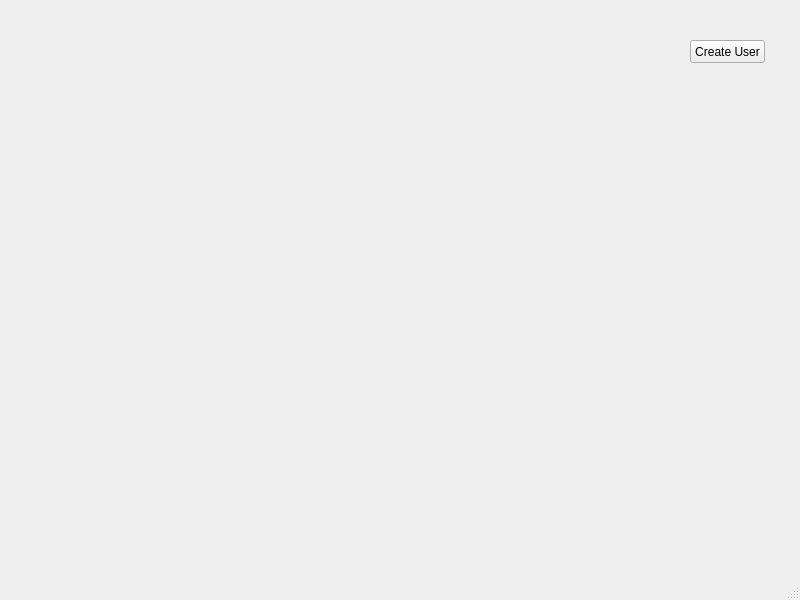
cydiasa/CS1D-TMOTTBG, file src/CS1D-TMOTTBG/dashboardwindow.ui: the form before one commit.
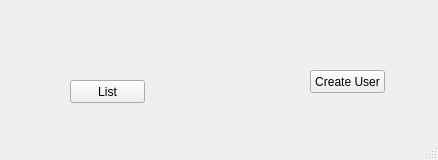
The form after the commit.

Commit message:
Output list, I think im going to stop SQL needed
Output list, I think im going to stop on this because its just SQL
needed from me

Patch:
```diff
--- a/src/CS1D-TMOTTBG/dashboardwindow.ui
+++ b/src/CS1D-TMOTTBG/dashboardwindow.ui
@@ -6,8 +6,8 @@
    <rect>
     <x>0</x>
     <y>0</y>
-    <width>800</width>
-    <height>600</height>
+    <width>438</width>
+    <height>160</height>
    </rect>
   </property>
   <property name="windowTitle">
@@ -17,8 +17,8 @@
    <widget class="QPushButton" name="pushButton">
     <property name="geometry">
      <rect>
-      <x>690</x>
-      <y>40</y>
+      <x>310</x>
+      <y>70</y>
       <width>75</width>
       <height>23</height>
      </rect>
@@ -27,16 +27,19 @@
      <string>Create User</string>
     </property>
    </widget>
-  </widget>
-  <widget class="QMenuBar" name="menubar">
+   <widget class="QPushButton" name="pushButton_2">
    <property name="geometry">
     <rect>
-     <x>0</x>
-     <y>0</y>
-     <width>800</width>
-     <height>21</height>
-    </rect>
-   </property>
+      <x>70</x>
+      <y>80</y>
+      <width>75</width>
+      <height>23</height>
+     </rect>
+    </property>
+    <property name="text">
+     <string>List</string>
+    </property>
+   </widget>
   </widget>
   <widget class="QStatusBar" name="statusbar"/>
  </widget>
```
Lines whose indentation alone changed are shown as unchanged. The commit also changes 15 other files.
